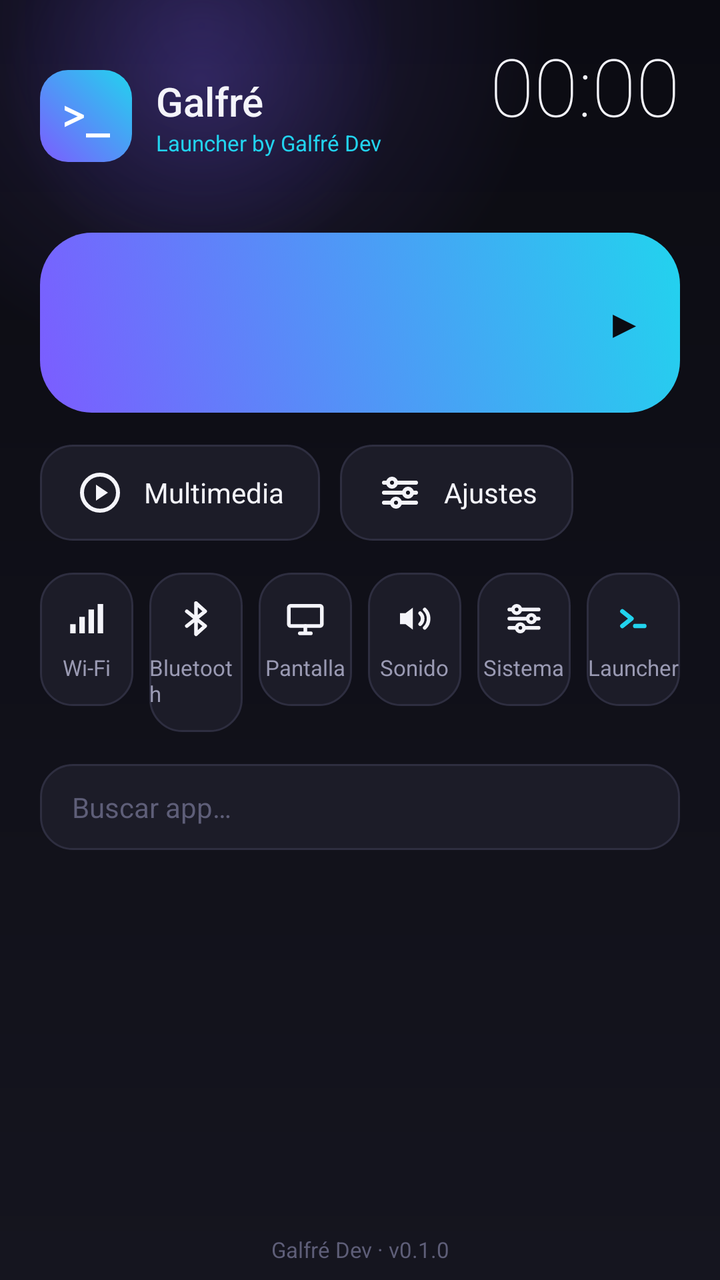
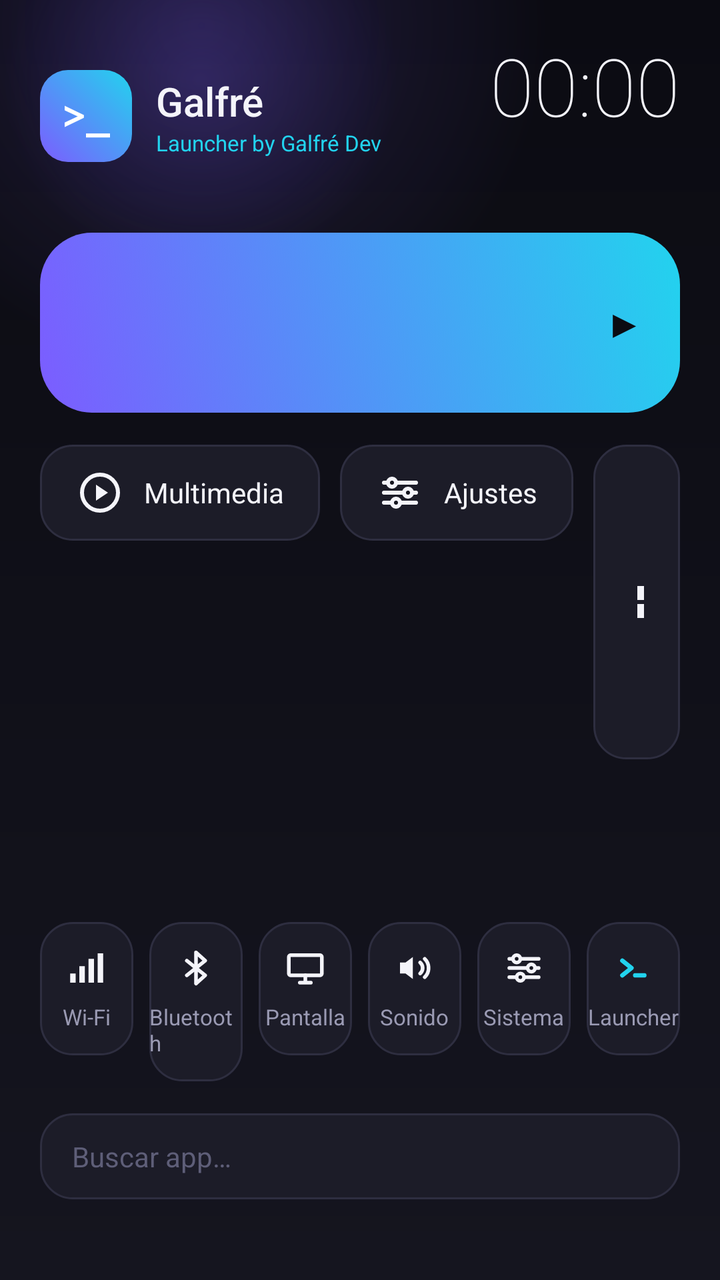

An Android layout rendered at two revisions. The XML below is the earlier revision; the diff shows what the commit changed to produce the second picture.
<!-- AndroidManifest.xml: application theme Theme.Galfre -->
<!-- res/layout/activity_launcher.xml -->
<?xml version="1.0" encoding="utf-8"?>
<FrameLayout xmlns:android="http://schemas.android.com/apk/res/android"
    android:layout_width="match_parent"
    android:layout_height="match_parent"
    android:fitsSystemWindows="true">

    
    <View
        android:id="@+id/glow"
        android:layout_width="380dp"
        android:layout_height="380dp"
        android:layout_marginStart="-90dp"
        android:layout_marginTop="-150dp"
        android:background="@drawable/glow_radial"
        android:alpha="0.5" />

    <LinearLayout
        android:layout_width="match_parent"
        android:layout_height="match_parent"
        android:orientation="vertical"
        android:paddingStart="@dimen/pad"
        android:paddingEnd="@dimen/pad"
        android:paddingTop="16dp"
        android:paddingBottom="8dp">

        
        <RelativeLayout
            android:layout_width="match_parent"
            android:layout_height="wrap_content">

            <LinearLayout
                android:layout_width="wrap_content"
                android:layout_height="wrap_content"
                android:layout_alignParentStart="true"
                android:layout_centerVertical="true"
                android:gravity="center_vertical"
                android:orientation="horizontal">

                <FrameLayout
                    android:layout_width="46dp"
                    android:layout_height="46dp"
                    android:background="@drawable/logo_badge">

                    <TextView
                        android:layout_width="wrap_content"
                        android:layout_height="wrap_content"
                        android:layout_gravity="center"
                        android:fontFamily="monospace"
                        android:text="@string/logo_mark"
                        android:textColor="@color/white"
                        android:textSize="20sp"
                        android:textStyle="bold" />
                </FrameLayout>

                <LinearLayout
                    android:layout_width="wrap_content"
                    android:layout_height="wrap_content"
                    android:layout_marginStart="12dp"
                    android:orientation="vertical">

                    <TextView
                        android:layout_width="wrap_content"
                        android:layout_height="wrap_content"
                        android:fontFamily="sans-serif-medium"
                        android:text="@string/brand"
                        android:textColor="@color/text_primary"
                        android:textSize="20sp" />

                    <TextView
                        android:layout_width="wrap_content"
                        android:layout_height="wrap_content"
                        android:text="@string/tagline"
                        android:textColor="@color/accent2"
                        android:textSize="11sp" />
                </LinearLayout>
            </LinearLayout>

            <LinearLayout
                android:layout_width="wrap_content"
                android:layout_height="wrap_content"
                android:layout_alignParentEnd="true"
                android:layout_centerVertical="true"
                android:gravity="end"
                android:orientation="vertical">

                <TextView
                    android:id="@+id/clock"
                    android:layout_width="wrap_content"
                    android:layout_height="wrap_content"
                    android:layout_gravity="end"
                    android:fontFamily="sans-serif-thin"
                    android:text="00:00"
                    android:textColor="@color/text_primary"
                    android:textSize="40sp" />

                <TextView
                    android:id="@+id/date"
                    android:layout_width="wrap_content"
                    android:layout_height="wrap_content"
                    android:layout_gravity="end"
                    android:textColor="@color/text_secondary"
                    android:textSize="12sp" />

                <TextView
                    android:id="@+id/status"
                    android:layout_width="wrap_content"
                    android:layout_height="wrap_content"
                    android:layout_gravity="end"
                    android:textColor="@color/accent2"
                    android:textSize="11sp" />
            </LinearLayout>
        </RelativeLayout>

        
        <TextView
            android:id="@+id/default_chip"
            android:layout_width="wrap_content"
            android:layout_height="wrap_content"
            android:layout_marginTop="14dp"
            android:background="@drawable/chip_bg"
            android:clickable="true"
            android:focusable="true"
            android:paddingStart="14dp"
            android:paddingEnd="14dp"
            android:paddingTop="9dp"
            android:paddingBottom="9dp"
            android:text="@string/default_chip"
            android:textColor="@color/text_primary"
            android:textSize="12sp"
            android:visibility="gone" />

        
        <LinearLayout
            android:id="@+id/hero"
            android:layout_width="match_parent"
            android:layout_height="wrap_content"
            android:layout_marginTop="16dp"
            android:background="@drawable/hero_bg"
            android:clickable="true"
            android:focusable="true"
            android:gravity="center_vertical"
            android:orientation="horizontal"
            android:padding="18dp">

            <requestFocus />

            <ImageView
                android:id="@+id/hero_icon"
                android:layout_width="54dp"
                android:layout_height="54dp"
                android:contentDescription="@null" />

            <LinearLayout
                android:layout_width="0dp"
                android:layout_height="wrap_content"
                android:layout_marginStart="14dp"
                android:layout_weight="1"
                android:orientation="vertical">

                <TextView
                    android:id="@+id/hero_title"
                    android:layout_width="match_parent"
                    android:layout_height="wrap_content"
                    android:ellipsize="end"
                    android:fontFamily="sans-serif-medium"
                    android:maxLines="1"
                    android:textColor="@color/on_accent"
                    android:textSize="20sp" />

                <TextView
                    android:id="@+id/hero_sub"
                    android:layout_width="match_parent"
                    android:layout_height="wrap_content"
                    android:alpha="0.75"
                    android:maxLines="1"
                    android:textColor="@color/on_accent"
                    android:textSize="12.5sp" />
            </LinearLayout>

            <TextView
                android:layout_width="wrap_content"
                android:layout_height="wrap_content"
                android:text="▶"
                android:textColor="@color/on_accent"
                android:textSize="20sp" />
        </LinearLayout>

        
        <LinearLayout
            android:layout_width="match_parent"
            android:layout_height="wrap_content"
            android:layout_marginTop="16dp"
            android:orientation="horizontal">

            <LinearLayout
                android:id="@+id/btn_media"
                android:layout_width="wrap_content"
                android:layout_height="wrap_content"
                android:background="@drawable/quick_bg"
                android:clickable="true"
                android:focusable="true"
                android:gravity="center_vertical"
                android:orientation="horizontal"
                android:paddingStart="18dp"
                android:paddingEnd="18dp"
                android:paddingTop="12dp"
                android:paddingBottom="12dp">

                <ImageView android:layout_width="24dp" android:layout_height="24dp"
                    android:src="@drawable/ic_media" android:contentDescription="@string/module_media" />

                <TextView android:layout_width="wrap_content" android:layout_height="wrap_content"
                    android:layout_marginStart="10dp" android:text="@string/module_media"
                    android:textColor="@color/text_primary" android:textSize="14sp" />
            </LinearLayout>

            <LinearLayout
                android:id="@+id/btn_settings_hub"
                android:layout_width="wrap_content"
                android:layout_height="wrap_content"
                android:layout_marginStart="10dp"
                android:background="@drawable/quick_bg"
                android:clickable="true"
                android:focusable="true"
                android:gravity="center_vertical"
                android:orientation="horizontal"
                android:paddingStart="18dp"
                android:paddingEnd="18dp"
                android:paddingTop="12dp"
                android:paddingBottom="12dp">

                <ImageView android:layout_width="24dp" android:layout_height="24dp"
                    android:src="@drawable/ic_system" android:contentDescription="@string/module_settings_hub" />

                <TextView android:layout_width="wrap_content" android:layout_height="wrap_content"
                    android:layout_marginStart="10dp" android:text="@string/module_settings_hub"
                    android:textColor="@color/text_primary" android:textSize="14sp" />
            </LinearLayout>
        </LinearLayout>

        
        <LinearLayout
            android:layout_width="match_parent"
            android:layout_height="wrap_content"
            android:layout_marginTop="16dp"
            android:orientation="horizontal"
            android:weightSum="6">

            <LinearLayout
                android:id="@+id/q_wifi"
                android:layout_width="0dp"
                android:layout_height="wrap_content"
                android:layout_marginEnd="8dp"
                android:layout_weight="1"
                android:background="@drawable/quick_bg"
                android:clickable="true"
                android:focusable="true"
                android:gravity="center"
                android:orientation="vertical"
                android:paddingTop="12dp"
                android:paddingBottom="12dp">

                <ImageView android:layout_width="22dp" android:layout_height="22dp"
                    android:src="@drawable/ic_wifi" android:contentDescription="@string/q_wifi" />

                <TextView android:layout_width="wrap_content" android:layout_height="wrap_content"
                    android:layout_marginTop="6dp" android:text="@string/q_wifi"
                    android:textColor="@color/text_secondary" android:textSize="11sp" />
            </LinearLayout>

            <LinearLayout
                android:id="@+id/q_bt"
                android:layout_width="0dp"
                android:layout_height="wrap_content"
                android:layout_marginEnd="8dp"
                android:layout_weight="1"
                android:background="@drawable/quick_bg"
                android:clickable="true"
                android:focusable="true"
                android:gravity="center"
                android:orientation="vertical"
                android:paddingTop="12dp"
                android:paddingBottom="12dp">

                <ImageView android:layout_width="22dp" android:layout_height="22dp"
                    android:src="@drawable/ic_bluetooth" android:contentDescription="@string/q_bt" />

                <TextView android:layout_width="wrap_content" android:layout_height="wrap_content"
                    android:layout_marginTop="6dp" android:text="@string/q_bt"
                    android:textColor="@color/text_secondary" android:textSize="11sp" />
            </LinearLayout>

            <LinearLayout
                android:id="@+id/q_display"
                android:layout_width="0dp"
                android:layout_height="wrap_content"
                android:layout_marginEnd="8dp"
                android:layout_weight="1"
                android:background="@drawable/quick_bg"
                android:clickable="true"
                android:focusable="true"
                android:gravity="center"
                android:orientation="vertical"
                android:paddingTop="12dp"
                android:paddingBottom="12dp">

                <ImageView android:layout_width="22dp" android:layout_height="22dp"
                    android:src="@drawable/ic_display" android:contentDescription="@string/q_display" />

                <TextView android:layout_width="wrap_content" android:layout_height="wrap_content"
                    android:layout_marginTop="6dp" android:text="@string/q_display"
                    android:textColor="@color/text_secondary" android:textSize="11sp" />
            </LinearLayout>

            <LinearLayout
                android:id="@+id/q_sound"
                android:layout_width="0dp"
                android:layout_height="wrap_content"
                android:layout_marginEnd="8dp"
                android:layout_weight="1"
                android:background="@drawable/quick_bg"
                android:clickable="true"
                android:focusable="true"
                android:gravity="center"
                android:orientation="vertical"
                android:paddingTop="12dp"
                android:paddingBottom="12dp">

                <ImageView android:layout_width="22dp" android:layout_height="22dp"
                    android:src="@drawable/ic_sound" android:contentDescription="@string/q_sound" />

                <TextView android:layout_width="wrap_content" android:layout_height="wrap_content"
                    android:layout_marginTop="6dp" android:text="@string/q_sound"
                    android:textColor="@color/text_secondary" android:textSize="11sp" />
            </LinearLayout>

            <LinearLayout
                android:id="@+id/q_all"
                android:layout_width="0dp"
                android:layout_height="wrap_content"
                android:layout_marginEnd="8dp"
                android:layout_weight="1"
                android:background="@drawable/quick_bg"
                android:clickable="true"
                android:focusable="true"
                android:gravity="center"
                android:orientation="vertical"
                android:paddingTop="12dp"
                android:paddingBottom="12dp">

                <ImageView android:layout_width="22dp" android:layout_height="22dp"
                    android:src="@drawable/ic_system" android:contentDescription="@string/q_all" />

                <TextView android:layout_width="wrap_content" android:layout_height="wrap_content"
                    android:layout_marginTop="6dp" android:text="@string/q_all"
                    android:textColor="@color/text_secondary" android:textSize="11sp" />
            </LinearLayout>

            <LinearLayout
                android:id="@+id/btn_settings"
                android:layout_width="0dp"
                android:layout_height="wrap_content"
                android:layout_weight="1"
                android:background="@drawable/quick_bg"
                android:clickable="true"
                android:focusable="true"
                android:gravity="center"
                android:orientation="vertical"
                android:paddingTop="12dp"
                android:paddingBottom="12dp">

                <ImageView android:layout_width="22dp" android:layout_height="22dp"
                    android:src="@drawable/ic_launcher_mark" android:contentDescription="@string/q_launcher" />

                <TextView android:layout_width="wrap_content" android:layout_height="wrap_content"
                    android:layout_marginTop="6dp" android:text="@string/q_launcher"
                    android:textColor="@color/text_secondary" android:textSize="11sp" />
            </LinearLayout>
        </LinearLayout>

        
        <EditText
            android:id="@+id/search"
            android:layout_width="match_parent"
            android:layout_height="wrap_content"
            android:layout_marginTop="16dp"
            android:background="@drawable/search_bg"
            android:hint="@string/search_hint"
            android:imeOptions="actionSearch"
            android:inputType="text"
            android:maxLines="1"
            android:paddingStart="16dp"
            android:paddingEnd="16dp"
            android:paddingTop="12dp"
            android:paddingBottom="12dp"
            android:textColor="@color/text_primary"
            android:textColorHint="@color/text_tertiary"
            android:textSize="14sp" />

        <TextView
            android:id="@+id/apps_count"
            android:layout_width="wrap_content"
            android:layout_height="wrap_content"
            android:layout_marginTop="14dp"
            android:layout_marginBottom="4dp"
            android:textColor="@color/text_secondary"
            android:textSize="12sp" />

        
        <GridView
            android:id="@+id/grid"
            android:layout_width="match_parent"
            android:layout_height="0dp"
            android:layout_weight="1"
            android:layoutAnimation="@anim/grid_anim"
            android:listSelector="@drawable/grid_selector"
            android:drawSelectorOnTop="true"
            android:clipToPadding="false"
            android:columnWidth="94dp"
            android:horizontalSpacing="12dp"
            android:numColumns="auto_fit"
            android:paddingBottom="12dp"
            android:scrollbars="none"
            android:stretchMode="spacingWidthUniform"
            android:verticalSpacing="12dp" />

        <TextView
            android:layout_width="match_parent"
            android:layout_height="wrap_content"
            android:gravity="center"
            android:text="Galfré Dev · v0.1.0"
            android:textColor="@color/text_tertiary"
            android:textSize="11sp" />
    </LinearLayout>
</FrameLayout>
<!-- resources referenced by this layout -->
<resources>
  <color name="accent2">#22D3EE</color>
  <color name="on_accent">#0B0B12</color>
  <color name="text_primary">#F4F4FA</color>
  <color name="text_secondary">#9A9AB3</color>
  <color name="text_tertiary">#5E5E78</color>
  <color name="white">#FFFFFFFF</color>
  <dimen name="pad">20dp</dimen>
  <!-- drawable glow_radial (drawable) -->
  <?xml version="1.0" encoding="utf-8"?>
  <shape xmlns:android="http://schemas.android.com/apk/res/android" android:shape="oval">
      <gradient
          android:type="radial"
          android:gradientRadius="300"
          android:startColor="#667C5CFF"
          android:endColor="#007C5CFF" />
  </shape>
  <!-- drawable ic_bluetooth (drawable) -->
  <vector xmlns:android="http://schemas.android.com/apk/res/android"
      android:width="24dp" android:height="24dp"
      android:viewportWidth="24" android:viewportHeight="24">
      <path
          android:strokeColor="@color/text_primary"
          android:strokeWidth="2"
          android:strokeLineCap="round"
          android:strokeLineJoin="round"
          android:fillColor="#00000000"
          android:pathData="M7,8 L17,16 L12,20.5 L12,3.5 L17,8 L7,16" />
  </vector>
  <!-- drawable logo_badge (drawable) -->
  <?xml version="1.0" encoding="utf-8"?>
  <shape xmlns:android="http://schemas.android.com/apk/res/android" android:shape="rectangle">
      <gradient
          android:type="linear"
          android:angle="45"
          android:startColor="@color/accent"
          android:endColor="@color/accent2" />
      <corners android:radius="14dp" />
  </shape>
  <string name="brand">Galfré</string>
  <string name="default_chip">Poné Galfré como pantalla de inicio ›</string>
  <string name="logo_mark">&gt;_</string>
  <string name="module_media">Multimedia</string>
  <string name="module_settings_hub">Ajustes</string>
  <string name="q_all">Sistema</string>
  <string name="q_bt">Bluetooth</string>
  <string name="q_display">Pantalla</string>
  <string name="q_launcher">Launcher</string>
  <string name="q_sound">Sonido</string>
  <string name="q_wifi">Wi-Fi</string>
  <string name="search_hint">Buscar app…</string>
  <string name="tagline">Launcher by Galfré Dev</string>
  <color name="accent">#7C5CFF</color>
  <color name="bg_bottom">#15151F</color>
  <color name="surface_variant">#242433</color>
  <color name="surface">#1C1C28</color>
  <color name="stroke">#2E2E40</color>
  <color name="bg_top">#0B0B12</color>
  <!-- unchanged entries left out for length: 13 -->
</resources>

<!-- the commit's change to res/layout/activity_launcher.xml (unified diff, before → after) -->
@@ -234,6 +234,52 @@
 
                 <TextView android:layout_width="wrap_content" android:layout_height="wrap_content"
                     android:layout_marginStart="10dp" android:text="@string/module_settings_hub"
+                    android:textColor="@color/text_primary" android:textSize="14sp" />
+            </LinearLayout>
+
+            <LinearLayout
+                android:id="@+id/btn_apphub"
+                android:layout_width="wrap_content"
+                android:layout_height="wrap_content"
+                android:layout_marginStart="10dp"
+                android:background="@drawable/quick_bg"
+                android:clickable="true"
+                android:focusable="true"
+                android:gravity="center_vertical"
+                android:orientation="horizontal"
+                android:paddingStart="18dp"
+                android:paddingEnd="18dp"
+                android:paddingTop="12dp"
+                android:paddingBottom="12dp">
+
+                <ImageView android:layout_width="24dp" android:layout_height="24dp"
+                    android:src="@drawable/ic_apps" android:contentDescription="@string/module_apphub" />
+
+                <TextView android:layout_width="wrap_content" android:layout_height="wrap_content"
+                    android:layout_marginStart="10dp" android:text="@string/module_apphub"
+                    android:textColor="@color/text_primary" android:textSize="14sp" />
+            </LinearLayout>
+
+            <LinearLayout
+                android:id="@+id/btn_apk"
+                android:layout_width="wrap_content"
+                android:layout_height="wrap_content"
+                android:layout_marginStart="10dp"
+                android:background="@drawable/quick_bg"
+                android:clickable="true"
+                android:focusable="true"
+                android:gravity="center_vertical"
+                android:orientation="horizontal"
+                android:paddingStart="18dp"
+                android:paddingEnd="18dp"
+                android:paddingTop="12dp"
+                android:paddingBottom="12dp">
+
+                <ImageView android:layout_width="24dp" android:layout_height="24dp"
+                    android:src="@drawable/ic_install" android:contentDescription="@string/module_apk" />
+
+                <TextView android:layout_width="wrap_content" android:layout_height="wrap_content"
+                    android:layout_marginStart="10dp" android:text="@string/module_apk"
                     android:textColor="@color/text_primary" android:textSize="14sp" />
             </LinearLayout>
         </LinearLayout>
<!-- resource entries referenced after the edit -->
@@ -16,6 +16,15 @@
           android:startColor="#667C5CFF"
           android:endColor="#007C5CFF" />
   </shape>
+  <!-- drawable ic_apps (drawable) -->
+  <vector xmlns:android="http://schemas.android.com/apk/res/android"
+      android:width="24dp" android:height="24dp"
+      android:viewportWidth="24" android:viewportHeight="24">
+      <path android:fillColor="@color/text_primary" android:pathData="M4,4 h7 v7 h-7 z" />
+      <path android:fillColor="@color/text_primary" android:pathData="M13,4 h7 v7 h-7 z" />
+      <path android:fillColor="@color/text_primary" android:pathData="M4,13 h7 v7 h-7 z" />
+      <path android:fillColor="@color/accent2" android:pathData="M13,13 h7 v7 h-7 z" />
+  </vector>
   <!-- drawable ic_bluetooth (drawable) -->
   <vector xmlns:android="http://schemas.android.com/apk/res/android"
       android:width="24dp" android:height="24dp"
@@ -27,6 +36,25 @@
           android:strokeLineJoin="round"
           android:fillColor="#00000000"
           android:pathData="M7,8 L17,16 L12,20.5 L12,3.5 L17,8 L7,16" />
+  </vector>
+  <!-- drawable ic_install (drawable) -->
+  <vector xmlns:android="http://schemas.android.com/apk/res/android"
+      android:width="24dp" android:height="24dp"
+      android:viewportWidth="24" android:viewportHeight="24">
+      <path
+          android:strokeColor="@color/text_primary"
+          android:strokeWidth="2"
+          android:strokeLineCap="round"
+          android:strokeLineJoin="round"
+          android:fillColor="#00000000"
+          android:pathData="M12,4 v10 M8,10 l4,4 l4,-4" />
+      <path
+          android:strokeColor="@color/text_primary"
+          android:strokeWidth="2"
+          android:strokeLineCap="round"
+          android:strokeLineJoin="round"
+          android:fillColor="#00000000"
+          android:pathData="M4,16 v3 a1,1 0 0 0 1,1 h14 a1,1 0 0 0 1,-1 v-3" />
   </vector>
   <!-- drawable logo_badge (drawable) -->
   <?xml version="1.0" encoding="utf-8"?>
@@ -41,6 +69,8 @@
   <string name="brand">Galfré</string>
   <string name="default_chip">Poné Galfré como pantalla de inicio ›</string>
   <string name="logo_mark">&gt;_</string>
+  <string name="module_apk">Instalar APK</string>
+  <string name="module_apphub">Mis apps</string>
   <string name="module_media">Multimedia</string>
   <string name="module_settings_hub">Ajustes</string>
   <string name="q_all">Sistema</string>
